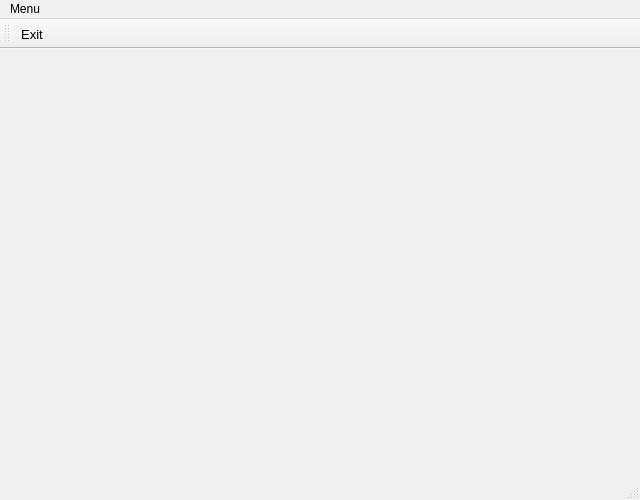
Qt form mainwindow.ui (LeeChiWon/TireManagement) before a commit.
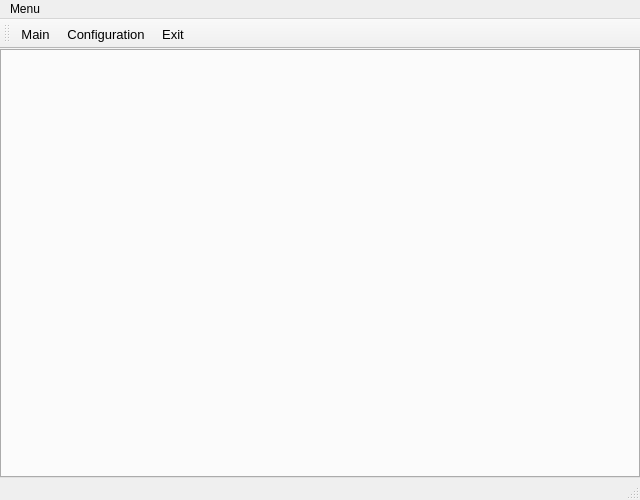
The same form after that commit. Icons and pictures are not drawn.

What changed in the file:
```diff
--- a/mainwindow.ui
+++ b/mainwindow.ui
@@ -24,7 +24,38 @@
    <iconset resource="tiremanagement.qrc">
     <normaloff>:/img/tire.png</normaloff>:/img/tire.png</iconset>
   </property>
-  <widget class="QWidget" name="centralWidget"/>
+  <widget class="QWidget" name="centralWidget">
+   <layout class="QGridLayout" name="gridLayout">
+    <property name="leftMargin">
+     <number>0</number>
+    </property>
+    <property name="topMargin">
+     <number>0</number>
+    </property>
+    <property name="rightMargin">
+     <number>0</number>
+    </property>
+    <property name="bottomMargin">
+     <number>0</number>
+    </property>
+    <item row="0" column="0">
+     <widget class="QTabWidget" name="tabWidget">
+      <property name="tabShape">
+       <enum>QTabWidget::Rounded</enum>
+      </property>
+      <property name="currentIndex">
+       <number>-1</number>
+      </property>
+      <property name="tabsClosable">
+       <bool>true</bool>
+      </property>
+      <property name="movable">
+       <bool>true</bool>
+      </property>
+     </widget>
+    </item>
+   </layout>
+  </widget>
   <widget class="QMenuBar" name="menuBar">
    <property name="geometry">
     <rect>
@@ -65,6 +96,8 @@
    <attribute name="toolBarBreak">
     <bool>false</bool>
    </attribute>
+   <addaction name="actionMain"/>
+   <addaction name="actionConfiguration"/>
    <addaction name="actionExit"/>
   </widget>
   <widget class="QStatusBar" name="statusBar"/>
@@ -80,6 +113,39 @@
     <string>Ctrl+X</string>
    </property>
   </action>
+  <action name="actionConfiguration">
+   <property name="icon">
+    <iconset resource="tiremanagement.qrc">
+     <normaloff>:/img/settings.png</normaloff>:/img/settings.png</iconset>
+   </property>
+   <property name="text">
+    <string>Configuration</string>
+   </property>
+   <property name="shortcut">
+    <string>Ctrl+O</string>
+   </property>
+  </action>
+  <action name="actionInformation">
+   <property name="icon">
+    <iconset resource="tiremanagement.qrc">
+     <normaloff>:/img/information.png</normaloff>:/img/information.png</iconset>
+   </property>
+   <property name="text">
+    <string>Info</string>
+   </property>
+  </action>
+  <action name="actionMain">
+   <property name="icon">
+    <iconset resource="tiremanagement.qrc">
+     <normaloff>:/img/home.png</normaloff>:/img/home.png</iconset>
+   </property>
+   <property name="text">
+    <string>Main</string>
+   </property>
+   <property name="toolTip">
+    <string>Main</string>
+   </property>
+  </action>
  </widget>
  <layoutdefault spacing="6" margin="11"/>
  <resources>
```
Left out of the diff: 4 changed lines with no effect on the pictures.
